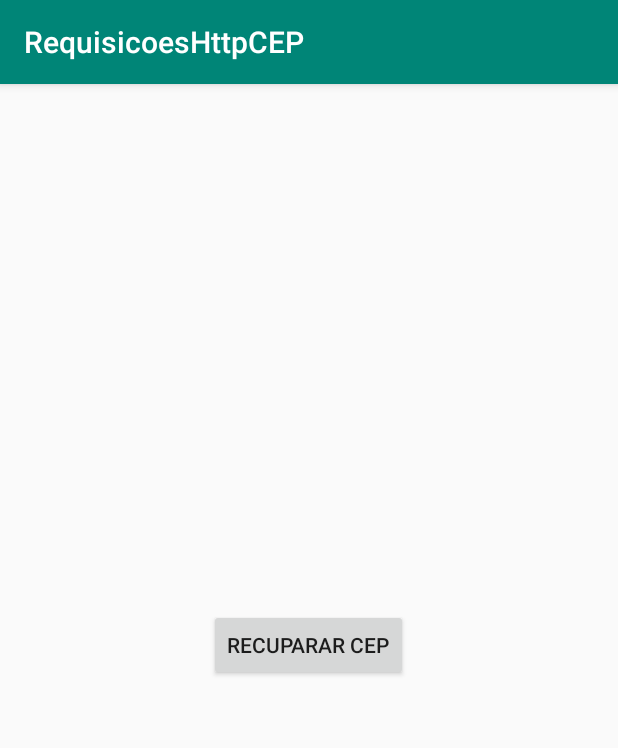
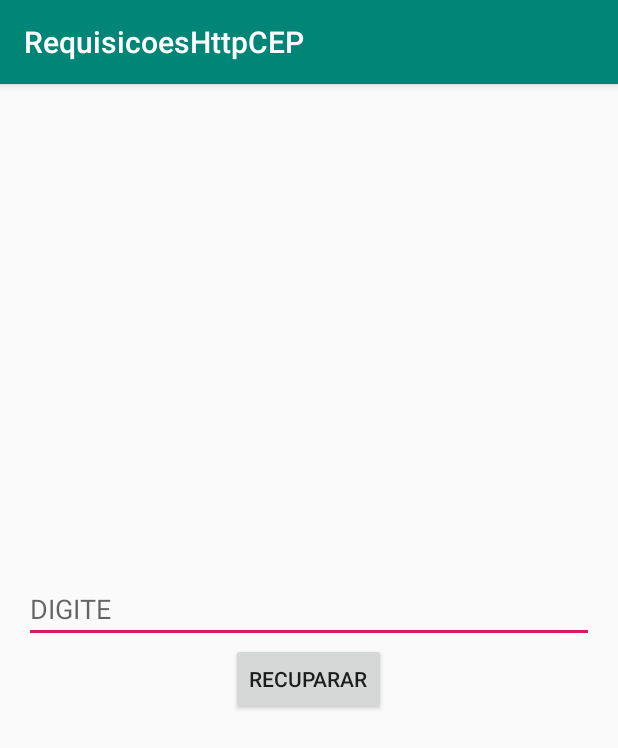
Before and after one commit to fsconrado/RequisicoesHttpCEP, an Android app: the screen it shows after launch (MainActivity), on a phone screen of 412 x 824 dp. Shown: the top 748 px of the screen. Run offline under Robolectric (Android 15) with nearby library versions, the phone set to English and light mode, and no system bars.

```diff
--- a/app/build.gradle
+++ b/app/build.gradle
@@ -25,4 +25,5 @@ dependencies {
     testImplementation 'junit:junit:4.12'
     androidTestImplementation 'com.android.support.test:runner:1.0.2'
     androidTestImplementation 'com.android.support.test.espresso:espresso-core:3.0.2'
+    implementation 'com.android.support:design:28.0.0'
 }
--- a/app/src/main/res/layout/activity_main.xml
+++ b/app/src/main/res/layout/activity_main.xml
@@ -10,17 +10,32 @@
     tools:context=".MainActivity">
 
 
+    <EditText
+        android:id="@+id/editCep"
+        android:layout_width="match_parent"
+        android:layout_height="wrap_content"
+        android:ems="10"
+        android:hint="DIGITE" />
+
+    <android.support.design.widget.TextInputLayout
+        android:layout_width="match_parent"
+        android:layout_height="wrap_content">
+
+    </android.support.design.widget.TextInputLayout>
+
     <Button
         android:id="@+id/buttonRecuperar"
         android:layout_width="wrap_content"
         android:layout_height="wrap_content"
-        android:text="Recuparar CEP" />
+        android:text="Recuparar" />
 
     <TextView
         android:id="@+id/textRecuperar"
         android:layout_width="match_parent"
         android:layout_height="wrap_content"
         android:text="Recuperar"
+        android:textStyle="bold"
         android:visibility="invisible"
-        tools:visibility="visible"/>
+        tools:visibility="visible" />
+
 </LinearLayout>
```
Also changed, not shown: app/src/main/java/com/requisicoes/cursoandroid/requisicoeshttpcep/MainActivity.java (+24 -3 lines).
